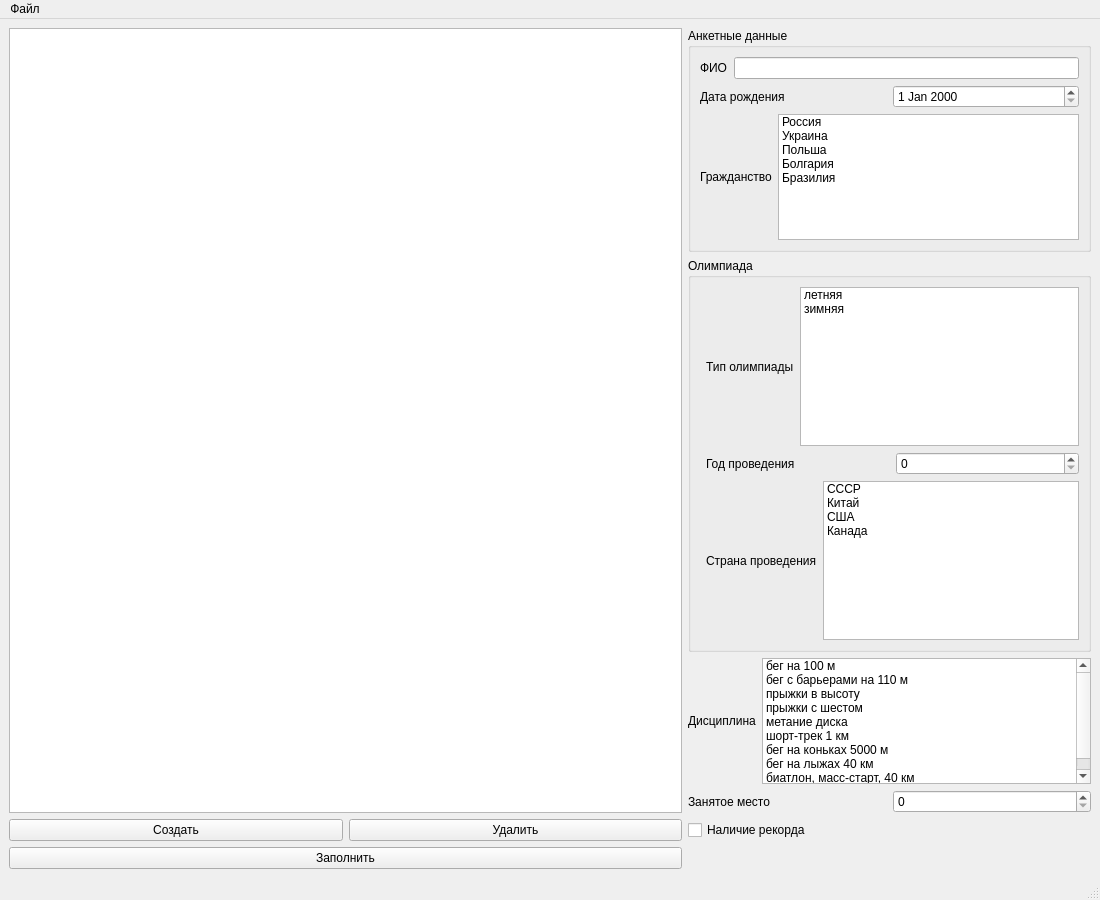
Qt form mainwindow.ui (Maliestr/Baza) before a commit.
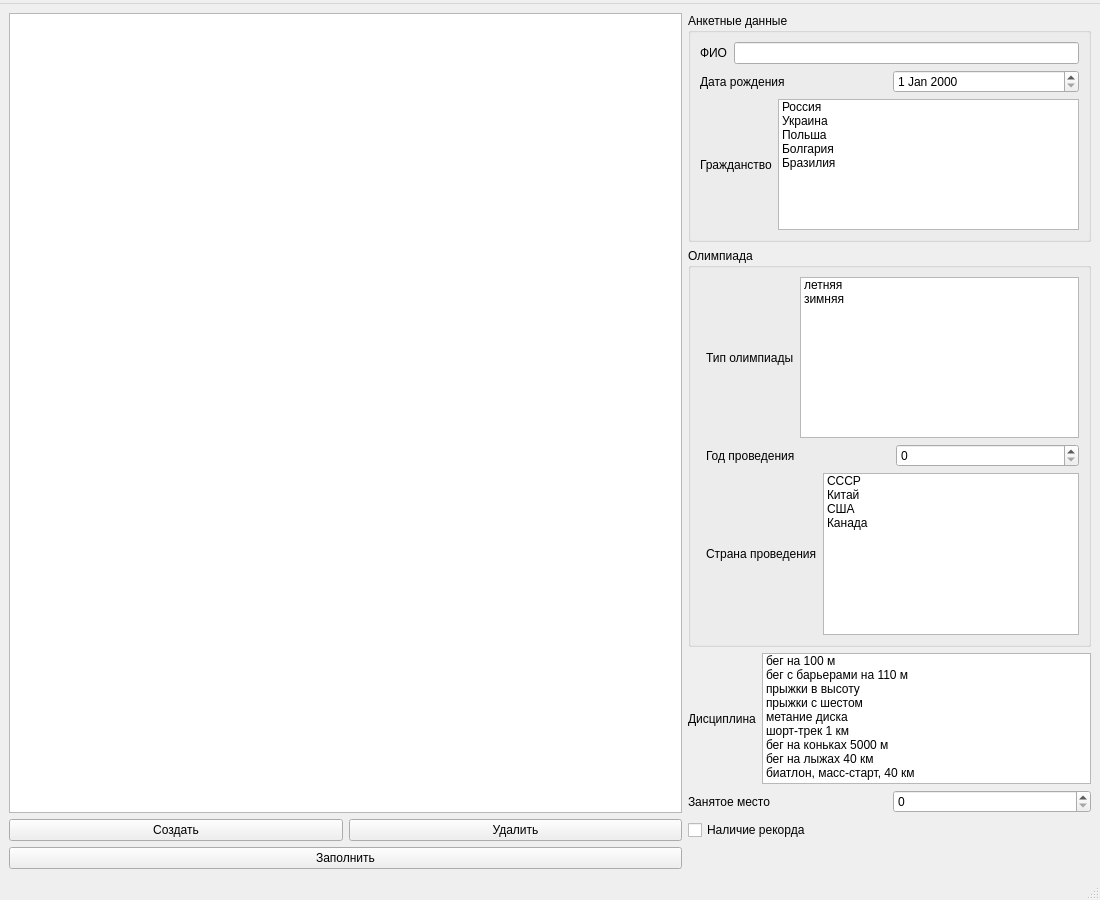
The same form after that commit.

Commit message:
Disabling old buttons
Отключены старые кнопки: создать файл, сохранить, сохранить как. Строки кода ответственные за эти кнопки закомментированы.

```diff
--- a/mainwindow.ui
+++ b/mainwindow.ui
@@ -321,7 +321,7 @@
    </property>
    <widget class="QMenu" name="menu">
     <property name="title">
-     <string>Файл</string>
+     <string/>
     </property>
     <addaction name="create_file"/>
     <addaction name="open_file"/>
```
Left out of the diff: 4 changed lines with no effect on the pictures. The commit also changes 2 other files.
